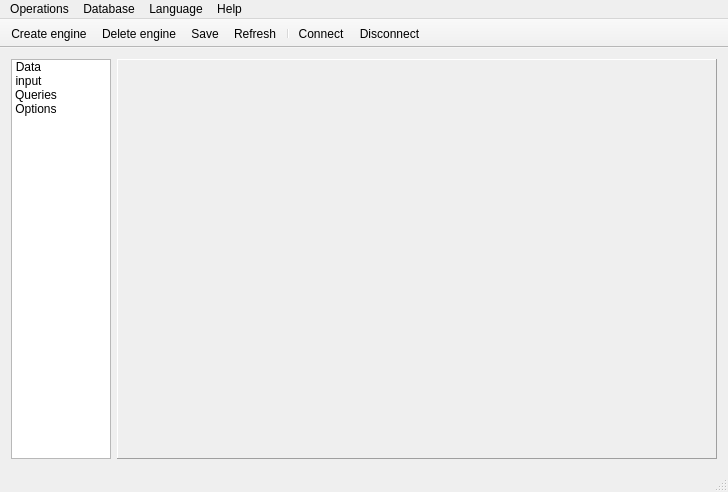
This is gtes_starts/appforms/main_window.ui in olgerd27/gtes_starts as Qt 5 draws it before an edit. The edited form follows.
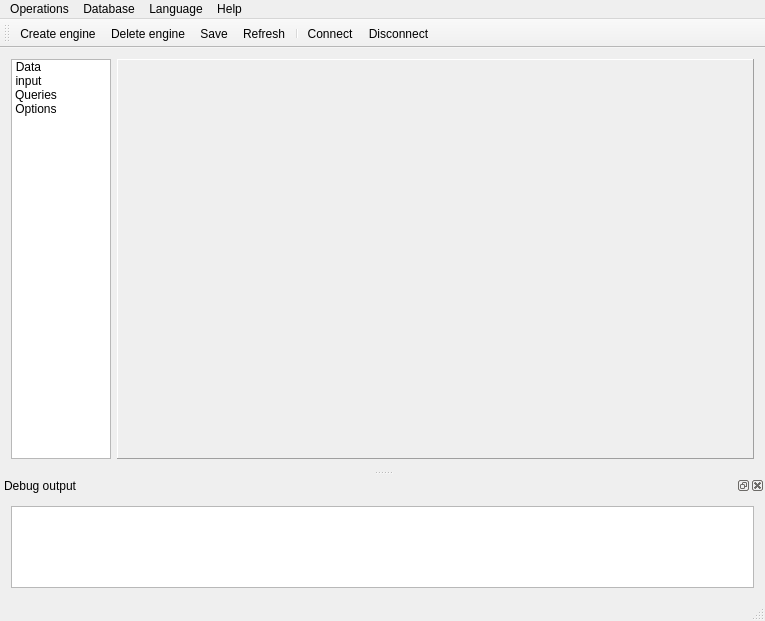
This is the edited form. Icons and pictures are not drawn. Custom widgets are drawn as their Qt base class.

```diff
--- a/gtes_starts/appforms/main_window.ui
+++ b/gtes_starts/appforms/main_window.ui
@@ -6,8 +6,8 @@
    <rect>
     <x>0</x>
     <y>0</y>
-    <width>706</width>
-    <height>486</height>
+    <width>765</width>
+    <height>621</height>
    </rect>
   </property>
   <property name="windowTitle">
@@ -145,8 +145,8 @@
     <rect>
      <x>0</x>
      <y>0</y>
-     <width>706</width>
-     <height>20</height>
+     <width>765</width>
+     <height>25</height>
     </rect>
    </property>
    <widget class="QMenu" name="m_menuHelp">
@@ -189,7 +189,7 @@
   </widget>
   <widget class="QToolBar" name="m_mainToolBar">
    <property name="movable">
-    <bool>false</bool>
+    <bool>true</bool>
    </property>
    <property name="allowedAreas">
     <set>Qt::AllToolBarAreas</set>
@@ -218,6 +218,80 @@
    <addaction name="m_actDisconnectFromDB"/>
   </widget>
   <widget class="QStatusBar" name="statusBar"/>
+  <widget class="QDockWidget" name="dockWidget">
+   <property name="sizePolicy">
+    <sizepolicy hsizetype="Preferred" vsizetype="Expanding">
+     <horstretch>0</horstretch>
+     <verstretch>0</verstretch>
+    </sizepolicy>
+   </property>
+   <property name="features">
+    <set>QDockWidget::AllDockWidgetFeatures</set>
+   </property>
+   <property name="allowedAreas">
+    <set>Qt::BottomDockWidgetArea|Qt::TopDockWidgetArea</set>
+   </property>
+   <property name="windowTitle">
+    <string>Debug output</string>
+   </property>
+   <attribute name="dockWidgetArea">
+    <number>8</number>
+   </attribute>
+   <widget class="QWidget" name="dockWidgetContents">
+    <layout class="QHBoxLayout" name="horizontalLayout_2">
+     <item>
+      <widget class="QPlainTextEdit" name="m_dbgOut">
+       <property name="palette">
+        <palette>
+         <active>
+          <colorrole role="Text">
+           <brush brushstyle="SolidPattern">
+            <color alpha="255">
+             <red>125</red>
+             <green>53</green>
+             <blue>31</blue>
+            </color>
+           </brush>
+          </colorrole>
+         </active>
+         <inactive>
+          <colorrole role="Text">
+           <brush brushstyle="SolidPattern">
+            <color alpha="255">
+             <red>125</red>
+             <green>53</green>
+             <blue>31</blue>
+            </color>
+           </brush>
+          </colorrole>
+         </inactive>
+         <disabled>
+          <colorrole role="Text">
+           <brush brushstyle="SolidPattern">
+            <color alpha="255">
+             <red>112</red>
+             <green>111</green>
+             <blue>113</blue>
+            </color>
+           </brush>
+          </colorrole>
+         </disabled>
+        </palette>
+       </property>
+       <property name="font">
+        <font>
+         <family>Courier New</family>
+         <pointsize>9</pointsize>
+        </font>
+       </property>
+       <property name="readOnly">
+        <bool>false</bool>
+       </property>
+      </widget>
+     </item>
+    </layout>
+   </widget>
+  </widget>
   <action name="m_actCreateEngine">
    <property name="icon">
     <iconset resource="../images_resources.qrc">
```
Left out of the diff: 3 changed lines with no effect on the pictures.
